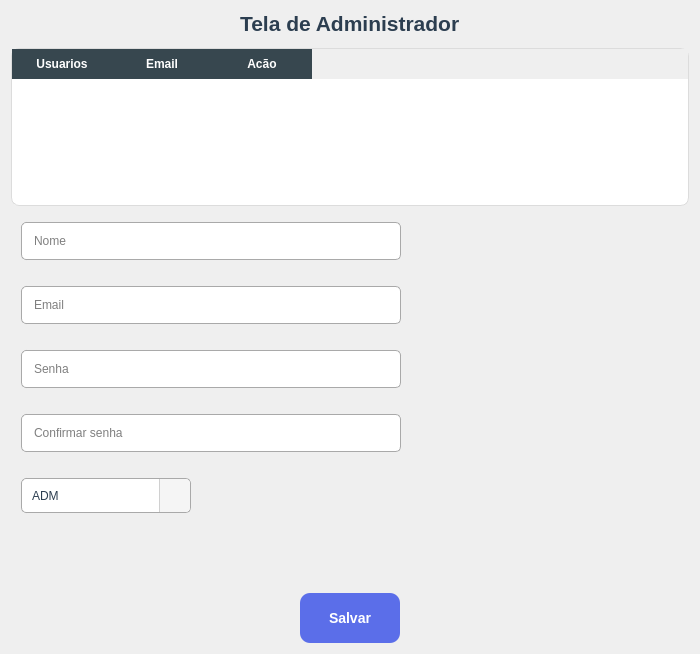
Before: the Qt Designer form App/view/ui/adminScreen.ui in Senac-SOR-ADS/Gerenciamento-Escolar, drawn with Qt 5.
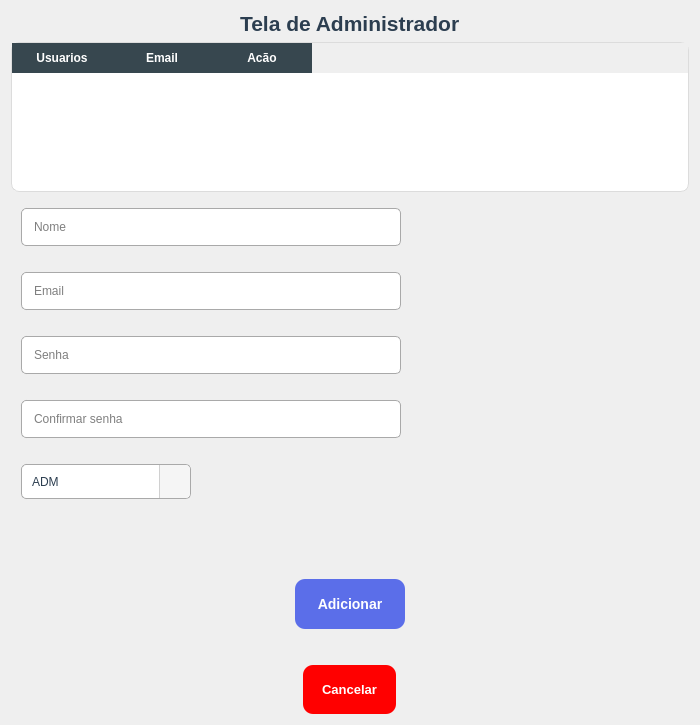
After: the same form once the commit is applied. Icons and pictures are not drawn.

Commit message:
Feat - Adicionando botão de cancelar.
botao de cancelar e algumas modificações e testes, tentei fazer o de atualizar mas ta foda.

```diff
--- a/App/view/ui/adminScreen.ui
+++ b/App/view/ui/adminScreen.ui
@@ -2,6 +2,9 @@
 <ui version="4.0">
  <class>Dialog</class>
  <widget class="QDialog" name="Dialog">
+  <property name="enabled">
+   <bool>true</bool>
+  </property>
   <property name="geometry">
    <rect>
     <x>0</x>
@@ -50,12 +53,6 @@
 	padding: 10px;
 }
 
-QPushButton {
-	padding: 10px;
-	font-size: 14px
-}
-
- 
 #salvar {
     background-color: #5B6EE9;
     color: #FFFFFF;
@@ -70,6 +67,20 @@
 #salvar:hover {
     background-color: #4A5DD6;
 }
+#cancelar {
+    background-color: red;
+    color: #FFFFFF;
+    border: none;
+    border-radius: 10px;
+  	font-size: 13px;
+    font-weight: 700;
+    font-family: 'Segoe UI', 'SF Pro Text', sans-serif;
+	margin-top: 30px
+}
+ 
+#cancelar:hover {
+    background-color: #bd0003;
+}
  
 QTableWidget {
     background-color: #ffffff;
@@ -160,9 +171,21 @@
         background-color: #e3f2fd;
         color: black;
 }
+
+QPushButton {
+    background-color: #ff0000;
+    color: #FFFFFF;
+    border: 1px solid #a0a0a0; 
+    padding: 19px;
+	border-radius: 20px
+}
+
+QPushButton:hover {
+    background-color: #bd0003;
+    border: 1px solid #808080;
+}
  
- 
- 
+
  </string>
   </property>
   <property name="sizeGripEnabled">
@@ -329,6 +352,9 @@
          <property name="text">
           <string/>
          </property>
+         <property name="echoMode">
+          <enum>QLineEdit::Password</enum>
+         </property>
          <property name="placeholderText">
           <string>Senha</string>
          </property>
@@ -345,6 +371,9 @@
          <property name="text">
           <string/>
          </property>
+         <property name="echoMode">
+          <enum>QLineEdit::Password</enum>
+         </property>
          <property name="placeholderText">
           <string>Confirmar senha</string>
          </property>
@@ -413,8 +442,9 @@
         </widget>
        </item>
        <item>
-        <layout class="QVBoxLayout" name="verticalLayout_2">
-         <item alignment="Qt::AlignHCenter|Qt::AlignVCenter">
+        <layout class="QVBoxLayout" name="verticalLayout_2"/>
+       </item>
+       <item alignment="Qt::AlignHCenter">
           <widget class="QPushButton" name="salvar">
            <property name="sizePolicy">
             <sizepolicy hsizetype="Expanding" vsizetype="Fixed">
@@ -424,7 +454,7 @@
            </property>
            <property name="minimumSize">
             <size>
-             <width>100</width>
+           <width>110</width>
              <height>90</height>
             </size>
            </property>
@@ -435,7 +465,7 @@
             </size>
            </property>
            <property name="text">
-            <string>Salvar</string>
+          <string>Adicionar</string>
            </property>
            <property name="autoDefault">
             <bool>false</bool>
@@ -444,7 +474,33 @@
          </item>
         </layout>
        </item>
-      </layout>
+     <item row="5" column="0" alignment="Qt::AlignHCenter|Qt::AlignVCenter">
+      <widget class="QPushButton" name="cancelar">
+       <property name="enabled">
+        <bool>true</bool>
+       </property>
+       <property name="sizePolicy">
+        <sizepolicy hsizetype="Expanding" vsizetype="Fixed">
+         <horstretch>0</horstretch>
+         <verstretch>0</verstretch>
+        </sizepolicy>
+       </property>
+       <property name="minimumSize">
+        <size>
+         <width>90</width>
+         <height>79</height>
+        </size>
+       </property>
+       <property name="maximumSize">
+        <size>
+         <width>200</width>
+         <height>40</height>
+        </size>
+       </property>
+       <property name="text">
+        <string>Cancelar</string>
+       </property>
+      </widget>
      </item>
     </layout>
    </item>
```
Left out of the diff: 2 changed lines with no effect on the pictures. Lines whose indentation alone changed are shown as unchanged. The commit also changes 2 other files.
